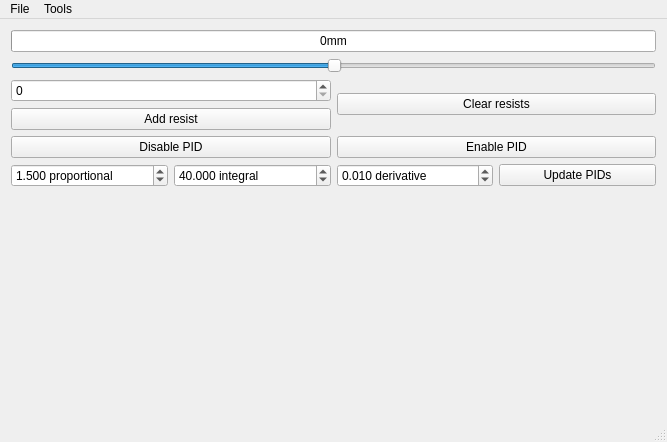
Old version of the form Desktop/mainwindow.ui in the repository azais-corentin/SliderBar.
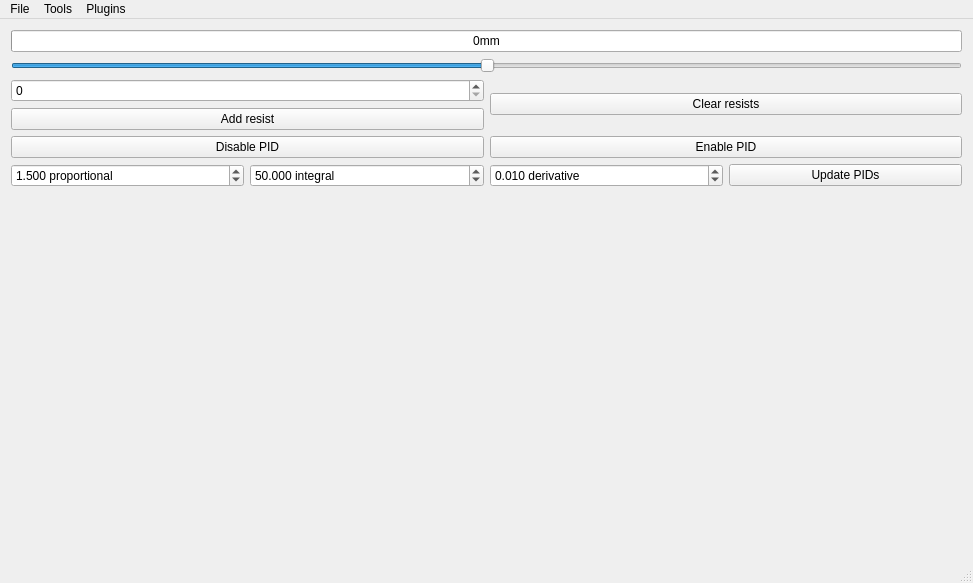
New version of the form. Custom widgets are drawn as their Qt base class.

Patch:
```diff
--- a/Desktop/mainwindow.ui
+++ b/Desktop/mainwindow.ui
@@ -6,8 +6,8 @@
    <rect>
     <x>0</x>
     <y>0</y>
-    <width>667</width>
-    <height>442</height>
+    <width>973</width>
+    <height>583</height>
    </rect>
   </property>
   <property name="windowTitle">
@@ -114,7 +114,7 @@
            <double>100.000000000000000</double>
           </property>
           <property name="value">
-           <double>40.000000000000000</double>
+           <double>50.000000000000000</double>
           </property>
          </widget>
         </item>
@@ -152,7 +152,7 @@
     <rect>
      <x>0</x>
      <y>0</y>
-     <width>667</width>
+     <width>973</width>
      <height>20</height>
     </rect>
    </property>
@@ -173,8 +173,14 @@
     <addaction name="separator"/>
     <addaction name="actionAuto_connect"/>
    </widget>
+   <widget class="QMenu" name="menuPlugins">
+    <property name="title">
+     <string>Plugins</string>
+    </property>
+   </widget>
    <addaction name="menuFile"/>
    <addaction name="menuTools"/>
+   <addaction name="menuPlugins"/>
   </widget>
   <widget class="QStatusBar" name="statusBar"/>
   <action name="actionConnect">
```
